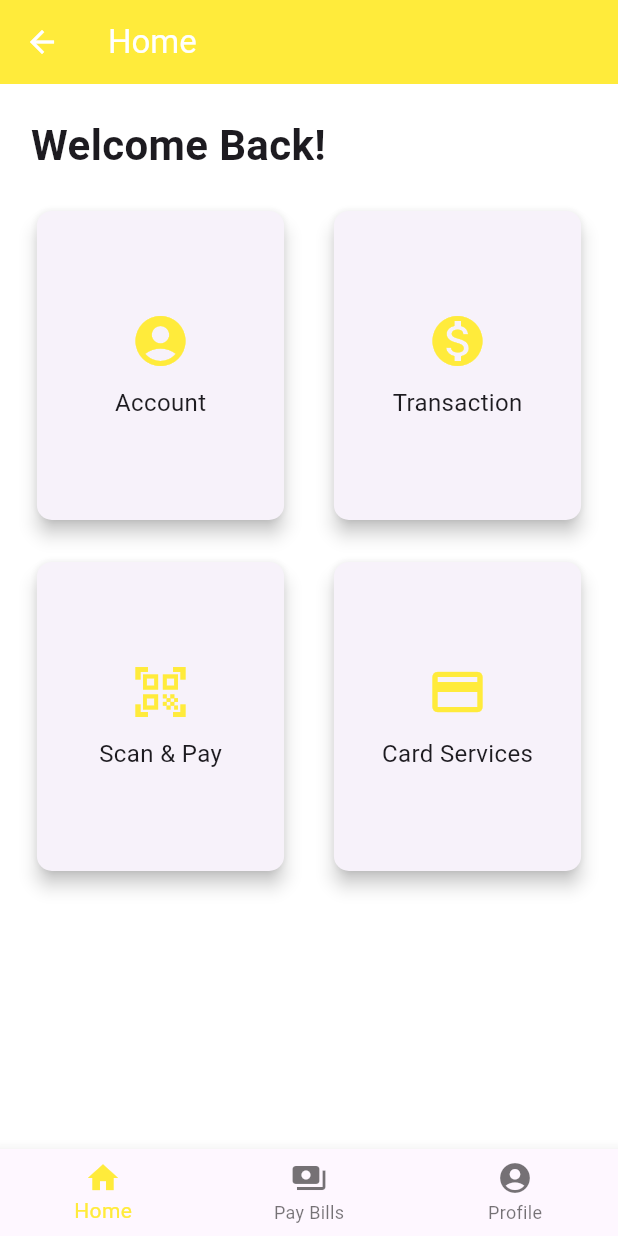
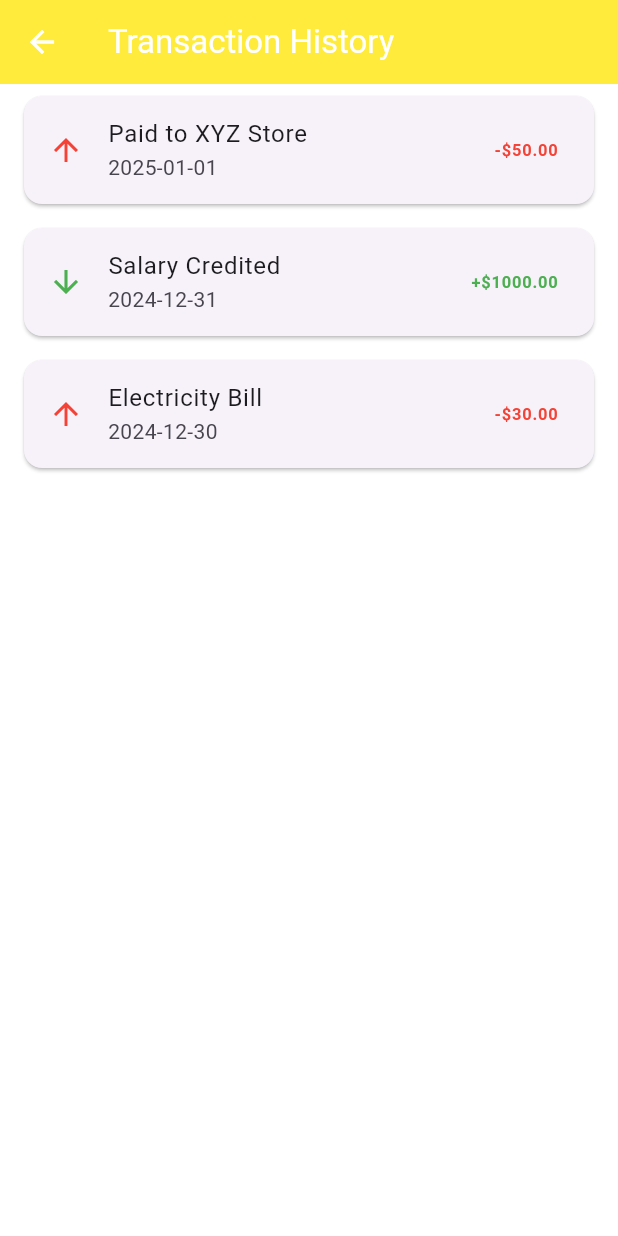
Before and after one commit to Fortnk/flutter_payment_app, a Flutter app: the HomeScreen screen opened by its route, after a tap on "Transaction", on a phone screen of 412 x 824 dp. Run offline on Flutter 3.47's test engine with Material 3 defaults, Android fonts, the light colour scheme and no system bars; missing offline and left inert: mobile_scanner.

Commit message:
Add files via upload

```diff
--- a/lib/Component/HomeScreen.dart
+++ b/lib/Component/HomeScreen.dart
@@ -1,5 +1,7 @@
-// Update in home_screen.dart
 import 'package:flutter/material.dart';
+import 'AccountScreen.dart';
+import 'PayBillsScreen.dart';
+import 'TransactionScreen.dart';
 
 class HomeScreen extends StatefulWidget {
   const HomeScreen({super.key});
@@ -14,7 +16,12 @@ class _HomeScreenState extends State<HomeScreen> {
   void _onItemTapped(int index) {
     setState(() {
       _selectedIndex = index;
-      if (_selectedIndex == 2) {
+      if (_selectedIndex == 1) {
+        Navigator.push(
+          context,
+          MaterialPageRoute(builder: (context) => const PayBillsScreen()),
+        );
+      } else if (_selectedIndex == 2) {
         Navigator.pushNamed(context, '/profile');
       }
     });
@@ -89,6 +96,17 @@ class _HomeScreenState extends State<HomeScreen> {
           Navigator.pushNamed(context, '/scan_pay');
         } else if (title == 'Card Services') {
           Navigator.pushNamed(context, '/card_services');
+        } else if (title == 'Account') {
+          Navigator.push(
+            context,
+            MaterialPageRoute(builder: (context) => const AccountsScreen()),
+          );
+        } else if (title == 'Transaction') {
+          Navigator.push(
+            context,
+            MaterialPageRoute(
+                builder: (context) => const TransactionHistoryScreen()),
+          );
         }
       },
       child: Card(
--- a/lib/Component/LoginScreen.dart
+++ b/lib/Component/LoginScreen.dart
@@ -56,7 +56,8 @@ class LoginScreen extends StatelessWidget {
                 const SizedBox(width: 10),
                 _buildSocialButton(Icons.g_mobiledata, 'Google', Colors.red),
                 const SizedBox(width: 10),
-                _buildSocialButton(Icons.alternate_email, 'X', Colors.black),
+                _buildSocialButton(
+                    Icons.alternate_email, 'Github', Colors.black),
               ],
             )
           ],
--- a/lib/Component/ScanPayScreen.dart
+++ b/lib/Component/ScanPayScreen.dart
@@ -1,5 +1,6 @@
 // scan_pay_screen.dart
 import 'package:flutter/material.dart';
+import 'package:flutter_payment_app/Component/QRcodeScanner.dart';
 
 class ScanPayScreen extends StatelessWidget {
   const ScanPayScreen({super.key});
@@ -57,7 +58,7 @@ class ScanPayScreen extends StatelessWidget {
                 ),
                 ElevatedButton(
                   onPressed: () {
-                    // Add functionality to handle scanning
+                    QRCodeScanner.scanQRCode(context);
                   },
                   style: ElevatedButton.styleFrom(
                     backgroundColor: Colors.yellow,
--- /dev/null
+++ b/lib/Component/TransactionScreen.dart
@@ -0,0 +1,62 @@
+// transaction_history_screen.dart
+import 'package:flutter/material.dart';
+
+class TransactionHistoryScreen extends StatelessWidget {
+  const TransactionHistoryScreen({super.key});
+
+  @override
+  Widget build(BuildContext context) {
+    final List<Map<String, String>> transactions = [
+      {
+        'date': '2025-01-01',
+        'description': 'Paid to XYZ Store',
+        'amount': '-\$50.00'
+      },
+      {
+        'date': '2024-12-31',
+        'description': 'Salary Credited',
+        'amount': '+\$1000.00'
+      },
+      {
+        'date': '2024-12-30',
+        'description': 'Electricity Bill',
+        'amount': '-\$30.00'
+      },
+    ];
+
+    return Scaffold(
+      appBar: AppBar(
+        title: const Text('Transaction History'),
+      ),
+      body: ListView.builder(
+        itemCount: transactions.length,
+        itemBuilder: (context, index) {
+          return Card(
+            margin: const EdgeInsets.symmetric(vertical: 8.0, horizontal: 16.0),
+            child: ListTile(
+              leading: Icon(
+                transactions[index]['amount']!.startsWith('+')
+                    ? Icons.arrow_downward
+                    : Icons.arrow_upward,
+                color: transactions[index]['amount']!.startsWith('+')
+                    ? Colors.green
+                    : Colors.red,
+              ),
+              title: Text(transactions[index]['description']!),
+              subtitle: Text(transactions[index]['date']!),
+              trailing: Text(
+                transactions[index]['amount']!,
+                style: TextStyle(
+                  color: transactions[index]['amount']!.startsWith('+')
+                      ? Colors.green
+                      : Colors.red,
+                  fontWeight: FontWeight.bold,
+                ),
+              ),
+            ),
+          );
+        },
+      ),
+    );
+  }
+}
--- a/lib/main.dart
+++ b/lib/main.dart
@@ -6,6 +6,8 @@
 import 'package:flutter_payment_app/Component/ProfileScreen.dart';
 import 'package:flutter_payment_app/Component/ScanPayScreen.dart';
 import 'package:flutter_payment_app/Component/CardServicesScreen.dart';
+import 'package:flutter_payment_app/Component/AccountScreen.dart';
+import 'package:flutter_payment_app/Component/TransactionScreen.dart';
 
 void main() {
   runApp(const PaymentApp());
@@ -34,6 +36,8 @@
         '/profile': (context) => const ProfileScreen(),
         '/scan_pay': (context) => const ScanPayScreen(),
         '/card_services': (context) => const CardServicesScreen(),
+        '/accounts': (context) => const AccountsScreen(),
+        '/transaction_history': (context) => const TransactionHistoryScreen(),
       },
     );
   }
--- a/pubspec.yaml
+++ b/pubspec.yaml
@@ -30,6 +30,7 @@ environment:
 dependencies:
   flutter:
     sdk: flutter
+  mobile_scanner: ^2.0.0
 
   # The following adds the Cupertino Icons font to your application.
   # Use with the CupertinoIcons class for iOS style icons.
```
Also changed, not shown: lib/Component/AccountScreen.dart (added, +83 -0 lines), lib/Component/CardServicesScreen.dart (+7 -2 lines), lib/Component/PayBillsScreen.dart (added, +85 -0 lines), lib/Component/ProfileScreen.dart (+105 -1 lines), lib/Component/QRcodeScanner.dart (added, +48 -0 lines), pubspec.lock.
